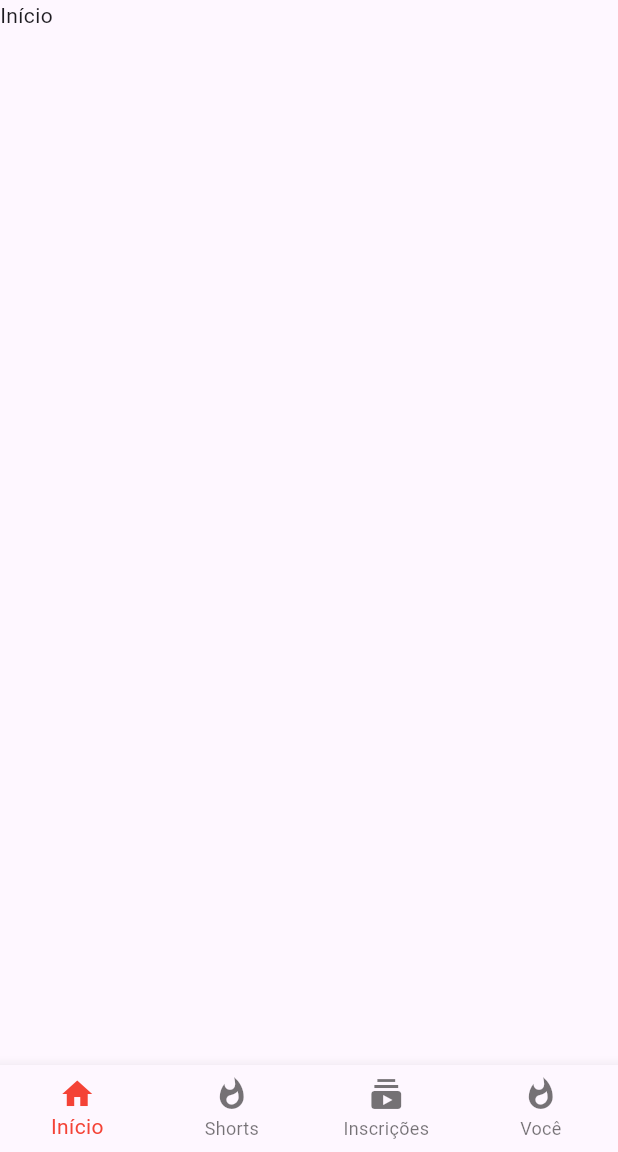
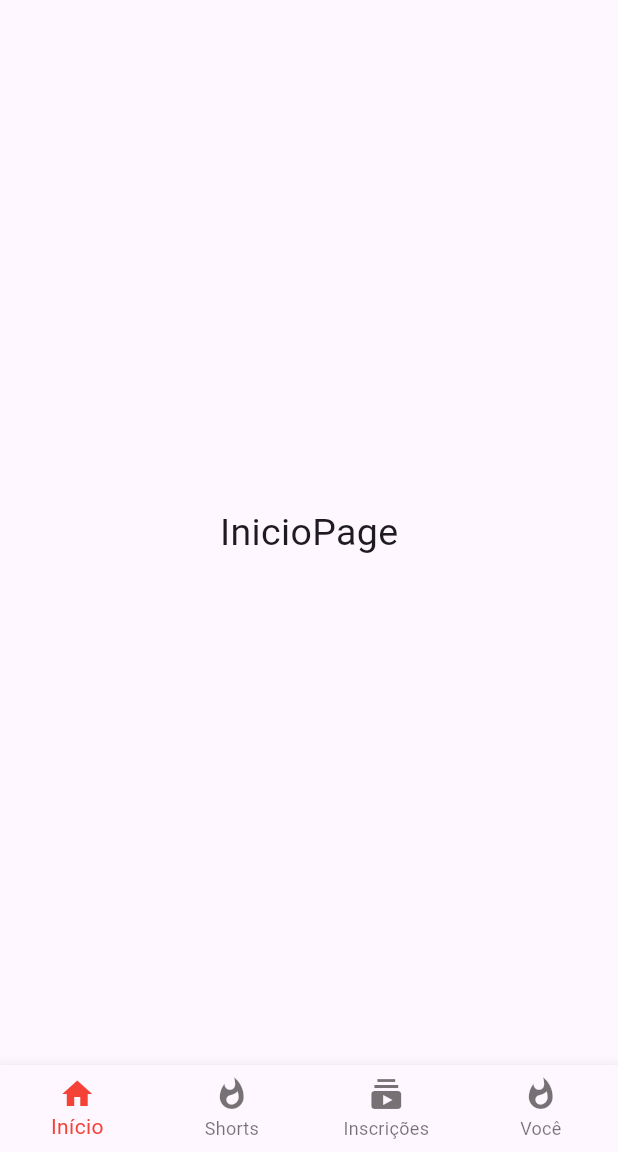
Before and after one commit to joaomalfatti/replic_youtube, a Flutter app: the screen it shows after launch, on a phone screen of 412 x 824 dp, the part 84-1236 px from its top. Run offline on Flutter 3.47's test engine with Material 3 defaults, Android fonts, the phone set to English and light mode, and no system bars.

Commit message:
Foi feito as interfaces e carregar já na tela

```diff
--- a/lib/HomePage.dart
+++ b/lib/HomePage.dart
@@ -1,4 +1,8 @@
 import 'package:flutter/material.dart';
+import 'package:replic_youtube/telas/InicioPage.dart';
+import 'package:replic_youtube/telas/InscricaoPage.dart';
+import 'package:replic_youtube/telas/ShortsPage.dart';
+import 'package:replic_youtube/telas/VocePage.dart';
 
 class HomePage extends StatefulWidget {
   const HomePage({super.key});
@@ -15,10 +19,10 @@ class _HomePageState extends State<HomePage> {
   Widget build(BuildContext context) {
 
     List<Widget> telas = [
-      Text("Início"),
-      Text("Shorts"),
-      Text("Inscrições"),
-      Text("Você"),
+      InicioPage(),
+      ShortsPage(),
+      InscricaoPage(),
+      VocePage(),
     ];
 
     return Scaffold(
--- a/lib/telas/InicioPage.dart
+++ b/lib/telas/InicioPage.dart
@@ -1 +1,24 @@
 import 'package:flutter/material.dart';
+
+
+class InicioPage extends StatefulWidget {
+  const InicioPage({super.key});
+
+  @override
+  State<InicioPage> createState() => _InicioPageState();
+}
+
+class _InicioPageState extends State<InicioPage> {
+  @override
+  Widget build(BuildContext context) {
+    return Container(
+      child: Center(
+        child: Text("InicioPage",
+          style: TextStyle(
+              fontSize: 25
+          ),
+        ),
+      ),
+    );
+  }
+}
```
Also changed, not shown: lib/telas/InscricaoPage.dart (+22 -0 lines), lib/telas/ShortsPage.dart (+22 -0 lines), lib/telas/VocePage.dart (+22 -0 lines).
